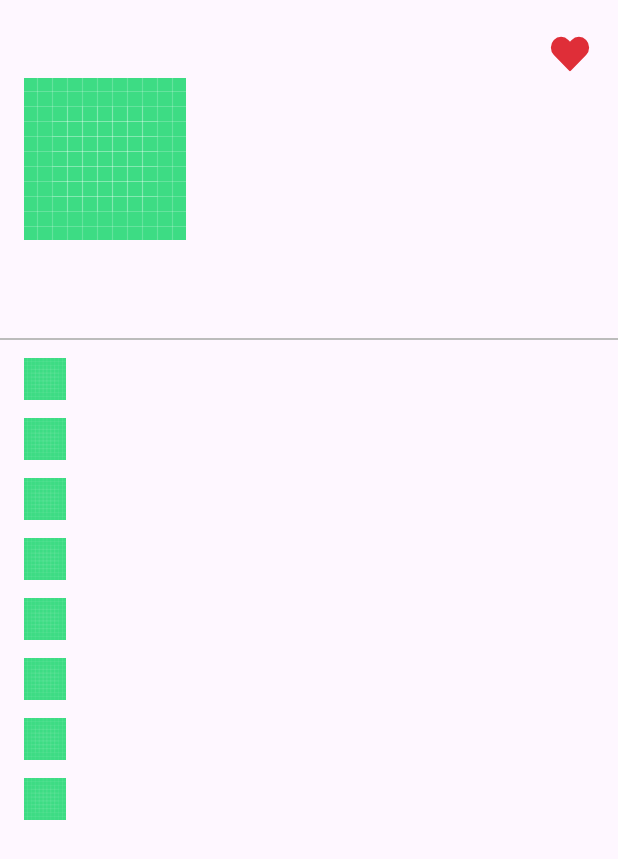
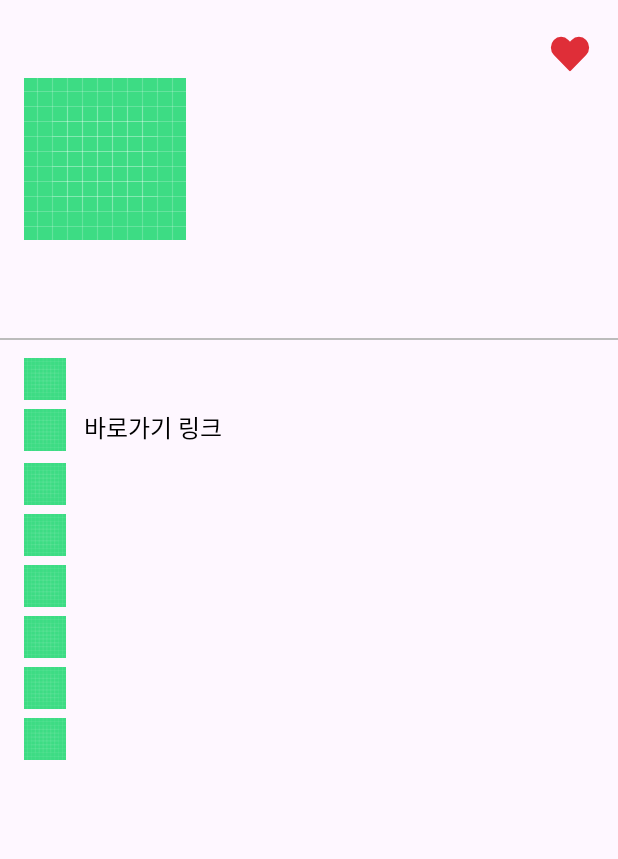
Before and after one commit to hyunji1203/SeoulGongGong, an Android app: the SportsServiceDetailActivity screen opened directly, with no data from a screen before it, on a phone screen of 412 x 824 dp. Shown: the top 859 px of the screen. Run offline under Robolectric (Android 15) with nearby library versions, the phone set to English and light mode, and no system bars; our stand-ins replace data binding; pictures from the network do not load; 7 statements that could not run were skipped.

Commit message:
[feat] SportsService 링크, 전화번호, 접수일시 BindingAdapter 구현

```diff
--- a/app/src/main/AndroidManifest.xml
+++ b/app/src/main/AndroidManifest.xml
@@ -2,7 +2,12 @@
 <manifest xmlns:android="http://schemas.android.com/apk/res/android"
     xmlns:tools="http://schemas.android.com/tools">
 
+    <uses-feature
+        android:name="android.hardware.telephony"
+        android:required="false" />
+
     <uses-permission android:name="android.permission.INTERNET" />
+    <uses-permission android:name="android.permission.CALL_PHONE" />
 
     <application
         android:name=".ui.GongGongApplication"
--- a/app/src/main/java/com/example/seoulgonggong/ui/SportsServiceBindingAdapter.kt
+++ b/app/src/main/java/com/example/seoulgonggong/ui/SportsServiceBindingAdapter.kt
@@ -1,6 +1,8 @@
 package com.example.seoulgonggong.ui
 
+import android.content.Intent
 import android.graphics.drawable.Drawable
+import android.net.Uri
 import android.widget.ImageView
 import android.widget.TextView
 import androidx.core.content.ContextCompat
@@ -9,36 +11,71 @@ import com.bumptech.glide.Glide
 import com.bumptech.glide.request.target.CustomTarget
 import com.bumptech.glide.request.transition.Transition
 import com.example.seoulgonggong.R
+import java.time.LocalDateTime
+import java.time.format.DateTimeFormatter
+
 
 @BindingAdapter("serviceImg")
 fun ImageView.serviceImg(url: String) {
-    Glide.with(this).load(url).into(object : CustomTarget<Drawable>() {
-        override fun onResourceReady(resource: Drawable, transition: Transition<in Drawable>?) {
-            this@serviceImg.setImageDrawable(resource)
-        }
-
-        override fun onLoadCleared(placeholder: Drawable?) {
-            TODO("Not yet implemented")
-        }
-
-    })
+//    Glide.with(this).load(url).into(object : CustomTarget<Drawable>() {
+//        override fun onResourceReady(resource: Drawable, transition: Transition<in Drawable>?) {
+//            this@serviceImg.setImageDrawable(resource)
+//        }
+//
+//        override fun onLoadCleared(placeholder: Drawable?) {
+//            TODO("Not yet implemented")
+//        }
+//
+//    })
 }
 
 @BindingAdapter(value = ["serviceRvItemOperatingStartTime", "serviceRvItemOperatingEndTime"], requireAll = true)
-fun TextView.serviceRvItemOperatingTime(startTime:String, endTime:String){
+fun TextView.serviceRvItemOperatingTime(startTime: String, endTime: String) {
     this.text = context.getString(R.string.sports_service_rv_item_operating_time, startTime, endTime)
 }
 
 @BindingAdapter(value = ["serviceDetailOperatingStartTime", "serviceDetailOperatingEndTime"], requireAll = true)
-fun TextView.serviceDetailOperatingTime(startTime:String, endTime:String){
+fun TextView.serviceDetailOperatingTime(startTime: String, endTime: String) {
     this.text = context.getString(R.string.sports_service_detail_operating_time, startTime, endTime)
 }
 
 @BindingAdapter("serviceStatusColorForStatus")
-fun TextView.serviceStatusColorForStatus(status:String){
-    if (status.contains("중")){
+fun TextView.serviceStatusColorForStatus(status: String) {
+    if (status.contains("중")) {
         setTextColor(ContextCompat.getColor(this.context, R.color.main_teal))
-    }else{
+    } else {
         setTextColor(ContextCompat.getColor(this.context, R.color.red))
     }
 }
+
+@BindingAdapter("onClickServiceLink")
+fun TextView.onClickServiceLink(url: String) {
+    this.setOnClickListener {
+        val intent = Intent(Intent.ACTION_VIEW, Uri.parse(url))
+        context.startActivity(intent)
+    }
+}
+
+@BindingAdapter("onClickServicePhoneNumber")
+fun TextView.onClickServicePhoneNumber(phoneNumber: String) {
+    val prefixTel = "tel:"
+    val formattedPhoneNumber = phoneNumber.replace("-", "")
+    val tel = "$prefixTel$formattedPhoneNumber"
+    this.setOnClickListener {
+        val intent = Intent(Intent.ACTION_DIAL, Uri.parse(tel))
+        context.startActivity(intent)
+    }
+}
+
+@BindingAdapter(value = ["serviceDetailRegistrationStartTime", "serviceDetailRegistrationEndTime"], requireAll = true)
+fun TextView.serviceDetailRegistrationDate(startDate:String, endDate:String){
+    val startDateWithoutMills = startDate.split(".")[0]
+    val endDateWithoutMills = endDate.split(".")[0]
+    val localDateTimeFormatter = DateTimeFormatter.ofPattern("yyyy-MM-dd HH:mm:ss")
+    val startLocalDateTime = LocalDateTime.parse(startDateWithoutMills, localDateTimeFormatter)
+    val endLocalDateTime = LocalDateTime.parse(endDateWithoutMills, localDateTimeFormatter)
+    val stringFormatter = DateTimeFormatter.ofPattern("yyyy.MM.dd HH:mm")
+    val formattedStartTime = startLocalDateTime.format(stringFormatter)
+    val formattedEndTime = endLocalDateTime.format(stringFormatter)
+    this.text = context.getString(R.string.sports_service_detail_registration_time, formattedStartTime, formattedEndTime)
+}
--- a/app/src/main/java/com/example/seoulgonggong/ui/feature/sports_service_detail/SportsServiceDetailActivity.kt
+++ b/app/src/main/java/com/example/seoulgonggong/ui/feature/sports_service_detail/SportsServiceDetailActivity.kt
@@ -2,15 +2,25 @@ package com.example.seoulgonggong.ui.feature.sports_service_detail
 
 import android.content.Context
 import android.content.Intent
+import android.os.Build
 import androidx.appcompat.app.AppCompatActivity
 import android.os.Bundle
-import com.example.seoulgonggong.R
+import com.example.seoulgonggong.databinding.ActivitySportsServiceDetailBinding
 import com.example.seoulgonggong.ui.model.UiSportsService
 
 class SportsServiceDetailActivity : AppCompatActivity() {
+
+    private lateinit var binding: ActivitySportsServiceDetailBinding
     override fun onCreate(savedInstanceState: Bundle?) {
         super.onCreate(savedInstanceState)
-        setContentView(R.layout.activity_sports_service_detail)
+        binding = ActivitySportsServiceDetailBinding.inflate(layoutInflater)
+        setContentView(binding.root)
+        val sportsService = if (Build.VERSION.SDK_INT >= Build.VERSION_CODES.TIRAMISU) {
+            intent.getSerializableExtra(EXTRA_KEY_SPORTS_SERVICE, UiSportsService::class.java) as UiSportsService
+        } else {
+            intent.getSerializableExtra(EXTRA_KEY_SPORTS_SERVICE) as UiSportsService
+        }
+        binding.sportsService = sportsService
     }
 
     companion object {
--- a/app/src/main/res/layout/activity_sports_service_detail.xml
+++ b/app/src/main/res/layout/activity_sports_service_detail.xml
@@ -10,9 +10,13 @@
             type="com.example.seoulgonggong.ui.model.UiSportsService" />
     </data>
 
+    <ScrollView
+        android:layout_width="match_parent"
+        android:layout_height="match_parent">
+
         <androidx.constraintlayout.widget.ConstraintLayout
             android:layout_width="match_parent"
-        android:layout_height="match_parent"
+            android:layout_height="wrap_content"
             tools:context=".ui.feature.sports_service_detail.SportsServiceDetailActivity">
 
             <ImageView
@@ -30,10 +34,10 @@
                 android:layout_width="wrap_content"
                 android:layout_height="wrap_content"
                 android:layout_marginStart="@dimen/margin_default"
-            app:serviceImg="@{sportsService.img}"
                 android:src="@drawable/ic_launcher_background"
                 app:layout_constraintStart_toStartOf="parent"
-            app:layout_constraintTop_toBottomOf="@+id/imageView" />
+                app:layout_constraintTop_toBottomOf="@+id/imageView"
+                app:serviceImg="@{sportsService.img}" />
 
             <TextView
                 android:id="@+id/tv_sports_service_detail_title"
@@ -81,12 +85,13 @@
                 android:layout_width="wrap_content"
                 android:layout_height="wrap_content"
                 android:layout_marginEnd="@dimen/margin_default"
-            app:serviceStatusColorForStatus="@{sportsService.status}"
+                android:text="@{sportsService.status}"
                 android:textAppearance="@style/title_3B"
                 app:layout_constraintBottom_toBottomOf="@+id/tv_sports_service_detail_place"
                 app:layout_constraintEnd_toEndOf="parent"
                 app:layout_constraintStart_toEndOf="@id/tv_sports_service_detail_place"
                 app:layout_constraintTop_toTopOf="@+id/tv_sports_service_detail_place"
+                app:serviceStatusColorForStatus="@{sportsService.status}"
                 tools:text="접수중" />
 
             <LinearLayout
@@ -111,6 +116,7 @@
                 app:layout_constraintTop_toBottomOf="@id/ll_sports_service_detail_divider" />
 
             <TextView
+                android:id="@+id/tv_sports_service_detail_location"
                 android:layout_width="0dp"
                 android:layout_height="wrap_content"
                 android:layout_marginStart="12dp"
@@ -130,19 +136,21 @@
                 android:layout_marginTop="12dp"
                 android:src="@drawable/ic_launcher_background"
                 app:layout_constraintStart_toStartOf="parent"
-            app:layout_constraintTop_toBottomOf="@id/iv_sports_service_detail_location" />
+                app:layout_constraintTop_toBottomOf="@id/tv_sports_service_detail_location" />
 
             <TextView
+                android:id="@+id/tv_sports_service_detail_link"
                 android:layout_width="0dp"
                 android:layout_height="wrap_content"
                 android:layout_marginStart="12dp"
                 android:layout_marginEnd="@dimen/margin_default"
-            android:text="@{sportsService.url}"
+                android:text="@string/sports_service_detail_link"
+                app:onClickServiceLink="@{sportsService.url}"
                 android:textAppearance="@style/subtitle_1"
                 app:layout_constraintEnd_toEndOf="parent"
                 app:layout_constraintStart_toEndOf="@id/iv_sports_service_detail_link"
                 app:layout_constraintTop_toTopOf="@id/iv_sports_service_detail_link"
-            tools:text="바로가기 링" />
+                tools:text="바로가기 링크" />
 
             <ImageView
                 android:id="@+id/iv_sports_service_detail_phone_number"
@@ -152,13 +160,15 @@
                 android:layout_marginTop="12dp"
                 android:src="@drawable/ic_launcher_background"
                 app:layout_constraintStart_toStartOf="parent"
-            app:layout_constraintTop_toBottomOf="@id/iv_sports_service_detail_link" />
+                app:layout_constraintTop_toBottomOf="@id/tv_sports_service_detail_link" />
 
             <TextView
+                android:id="@+id/tv_sports_service_detail_phone_number"
                 android:layout_width="0dp"
                 android:layout_height="wrap_content"
                 android:layout_marginStart="12dp"
                 android:layout_marginEnd="@dimen/margin_default"
+                app:onClickServicePhoneNumber="@{sportsService.phoneNumber}"
                 android:text="@{sportsService.phoneNumber}"
                 android:textAppearance="@style/subtitle_1"
                 app:layout_constraintEnd_toEndOf="parent"
@@ -174,19 +184,20 @@
                 android:layout_marginTop="12dp"
                 android:src="@drawable/ic_launcher_background"
                 app:layout_constraintStart_toStartOf="parent"
-            app:layout_constraintTop_toBottomOf="@id/iv_sports_service_detail_phone_number" />
+                app:layout_constraintTop_toBottomOf="@id/tv_sports_service_detail_phone_number" />
 
             <TextView
+                android:id="@+id/tv_sports_service_detail_operating_time"
                 android:layout_width="0dp"
                 android:layout_height="wrap_content"
                 android:layout_marginStart="12dp"
                 android:layout_marginEnd="@dimen/margin_default"
-            app:serviceDetailOperatingStartTime="@{sportsService.operatingStartTime}"
-            app:serviceDetailOperatingEndTime="@{sportsService.operatingEndTime}"
                 android:textAppearance="@style/subtitle_1"
                 app:layout_constraintEnd_toEndOf="parent"
                 app:layout_constraintStart_toEndOf="@id/iv_sports_service_detail_operating_time"
                 app:layout_constraintTop_toTopOf="@id/iv_sports_service_detail_operating_time"
+                app:serviceDetailOperatingEndTime="@{sportsService.operatingEndTime}"
+                app:serviceDetailOperatingStartTime="@{sportsService.operatingStartTime}"
                 tools:text="서비스 이용시간\n18:00 ~ 22:00" />
 
             <ImageView
@@ -197,14 +208,16 @@
                 android:layout_marginTop="12dp"
                 android:src="@drawable/ic_launcher_background"
                 app:layout_constraintStart_toStartOf="parent"
-            app:layout_constraintTop_toBottomOf="@id/iv_sports_service_detail_operating_time" />
+                app:layout_constraintTop_toBottomOf="@id/tv_sports_service_detail_operating_time" />
 
             <TextView
+                android:id="@+id/tv_sports_service_detail_registration_date"
                 android:layout_width="0dp"
                 android:layout_height="wrap_content"
                 android:layout_marginStart="12dp"
                 android:layout_marginEnd="@dimen/margin_default"
-            android:text="@{sportsService.registrationStartDate + sportsService.registrationEndDate}"
+                app:serviceDetailRegistrationStartTime="@{sportsService.registrationStartDate}"
+                app:serviceDetailRegistrationEndTime="@{sportsService.registrationEndDate}"
                 android:textAppearance="@style/subtitle_1"
                 app:layout_constraintEnd_toEndOf="parent"
                 app:layout_constraintStart_toEndOf="@id/iv_sports_service_detail_registration_date"
@@ -219,9 +232,10 @@
                 android:layout_marginTop="12dp"
                 android:src="@drawable/ic_launcher_background"
                 app:layout_constraintStart_toStartOf="parent"
-            app:layout_constraintTop_toBottomOf="@id/iv_sports_service_detail_registration_date" />
+                app:layout_constraintTop_toBottomOf="@id/tv_sports_service_detail_registration_date" />
 
             <TextView
+                android:id="@+id/tv_sports_service_detail_user"
                 android:layout_width="0dp"
                 android:layout_height="wrap_content"
                 android:layout_marginStart="12dp"
@@ -241,9 +255,10 @@
                 android:layout_marginTop="12dp"
                 android:src="@drawable/ic_launcher_background"
                 app:layout_constraintStart_toStartOf="parent"
-            app:layout_constraintTop_toBottomOf="@id/iv_sports_service_detail_user" />
+                app:layout_constraintTop_toBottomOf="@id/tv_sports_service_detail_user" />
 
             <TextView
+                android:id="@+id/tv_sports_service_detail_payment"
                 android:layout_width="0dp"
                 android:layout_height="wrap_content"
                 android:layout_marginStart="12dp"
@@ -263,9 +278,10 @@
                 android:layout_marginTop="12dp"
                 android:src="@drawable/ic_launcher_background"
                 app:layout_constraintStart_toStartOf="parent"
-            app:layout_constraintTop_toBottomOf="@id/iv_sports_service_detail_payment" />
+                app:layout_constraintTop_toBottomOf="@id/tv_sports_service_detail_payment" />
 
             <TextView
+                android:id="@+id/tv_sports_service_detail_details"
                 android:layout_width="0dp"
                 android:layout_height="wrap_content"
                 android:layout_marginStart="12dp"
@@ -277,5 +293,7 @@
                 app:layout_constraintTop_toTopOf="@id/iv_sports_service_detail_details"
                 tools:text="세부 설명 어쩌구" />
         </androidx.constraintlayout.widget.ConstraintLayout>
+    </ScrollView>
+
 
 </layout>
--- a/app/src/main/res/values/strings.xml
+++ b/app/src/main/res/values/strings.xml
@@ -2,4 +2,6 @@
     <string name="app_name">SeoulGongGong</string>
     <string name="sports_service_rv_item_operating_time">이용시간: %1$s ~ %2$s</string>
     <string name="sports_service_detail_operating_time">서비스 이용시간\n%1$s ~ %2$s</string>
+    <string name="sports_service_detail_link">바로가기 링크</string>
+    <string name="sports_service_detail_registration_time">접수일시\n%1$s ~ %2$s</string>
 </resources>
```
Lines whose indentation alone changed are shown as unchanged.
